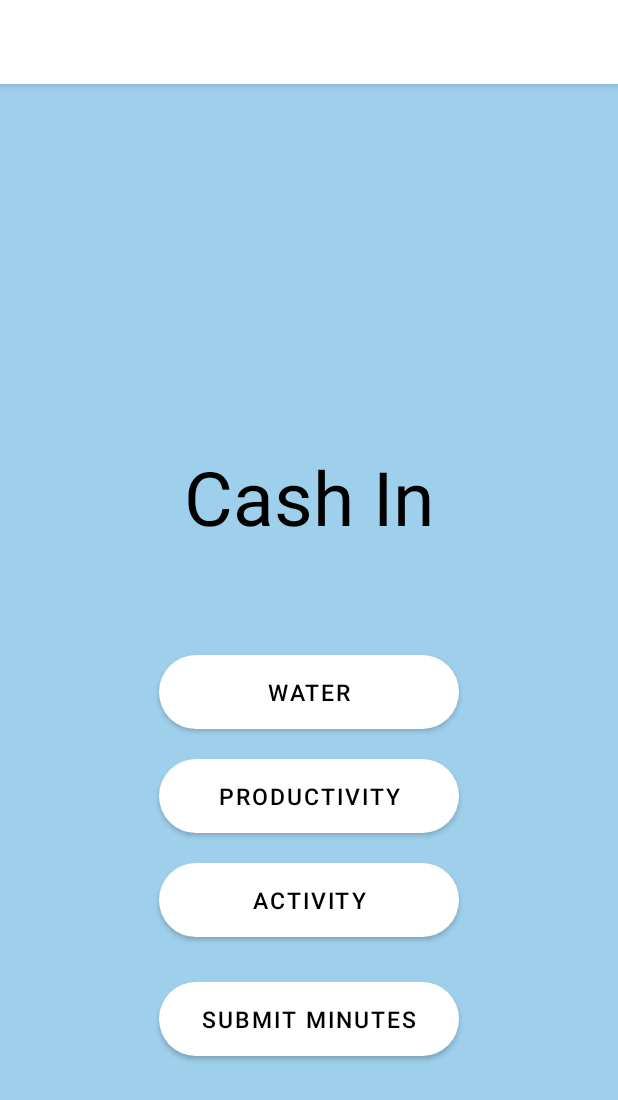
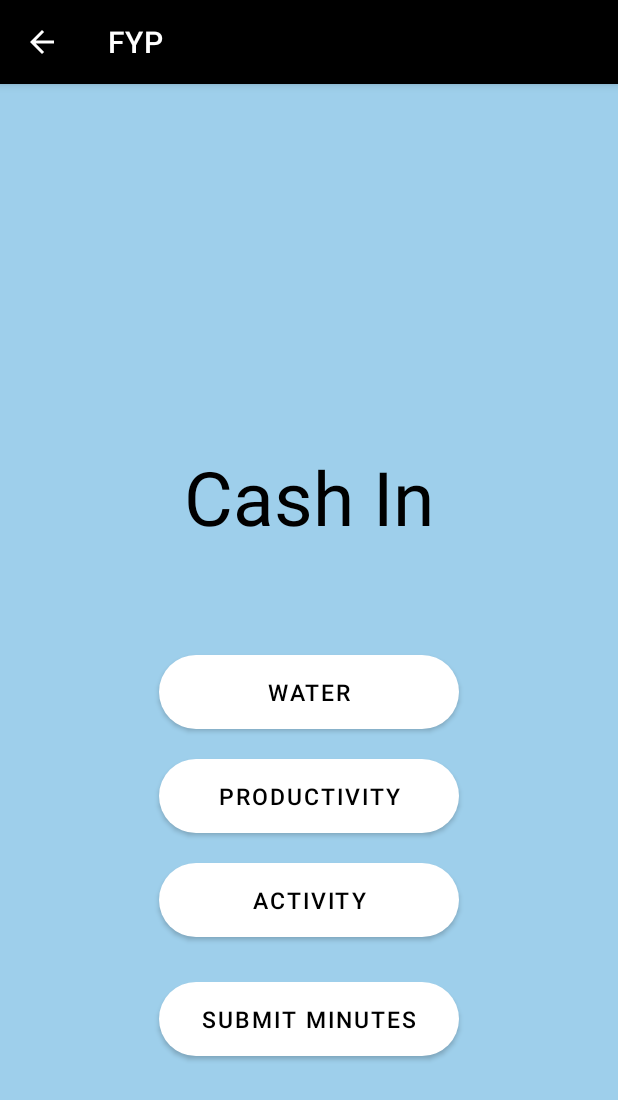
Before and after one commit to samliu000/FYP, an Android app: the screen it shows after launch (CashInPage), after a tap on "CASH IN", on a phone screen of 412 x 824 dp. Shown: the top 1100 px of the screen. Run offline under Robolectric (Android 15) with nearby library versions, the phone set to English and light mode, and no system bars.

Commit message:
action bar color change

```diff
--- a/app/src/main/java/com/lahacks/fyp/CashInPage.java
+++ b/app/src/main/java/com/lahacks/fyp/CashInPage.java
@@ -1,10 +1,13 @@
 package com.lahacks.fyp;
 
+import androidx.appcompat.app.ActionBar;
 import androidx.appcompat.app.AppCompatActivity;
 
 import android.app.AlertDialog;
 import android.content.Intent;
 import android.content.SharedPreferences;
+import android.graphics.Color;
+import android.graphics.drawable.ColorDrawable;
 import android.os.Bundle;
 import android.view.View;
 import android.widget.Button;
@@ -34,6 +37,9 @@ public class CashInPage extends AppCompatActivity {
     protected void onCreate(Bundle savedInstanceState) {
         super.onCreate(savedInstanceState);
         setContentView(R.layout.activity_cash_in_page);
+
+        ActionBar bar = getSupportActionBar();
+        bar.setBackgroundDrawable(new ColorDrawable(Color.BLACK));
 
         waterButton = findViewById(R.id.waterButton);
         prodButton = findViewById(R.id.prodButton);
--- a/app/src/main/java/com/lahacks/fyp/CashOutPage.java
+++ b/app/src/main/java/com/lahacks/fyp/CashOutPage.java
@@ -2,6 +2,7 @@ package com.lahacks.fyp;
 
 import androidx.annotation.Nullable;
 import androidx.annotation.RequiresApi;
+import androidx.appcompat.app.ActionBar;
 import androidx.appcompat.app.AppCompatActivity;
 
 import android.app.admin.DeviceAdminReceiver;
@@ -12,6 +13,8 @@ import android.content.Intent;
 import android.content.SharedPreferences;
 import android.content.pm.ApplicationInfo;
 import android.content.pm.PackageManager;
+import android.graphics.Color;
+import android.graphics.drawable.ColorDrawable;
 import android.graphics.drawable.Drawable;
 import android.os.Build;
 import android.os.Bundle;
@@ -63,6 +66,9 @@ public class CashOutPage extends AppCompatActivity {
     protected void onCreate(Bundle savedInstanceState) {
         super.onCreate(savedInstanceState);
         setContentView(R.layout.activity_cash_out_page);
+
+        ActionBar bar = getSupportActionBar();
+        bar.setBackgroundDrawable(new ColorDrawable(Color.BLACK));
 
         // attaching views to timer stuff
         text_view_countdown = findViewById(R.id.text_view_countdown);
--- a/app/src/main/java/com/lahacks/fyp/MainActivity.java
+++ b/app/src/main/java/com/lahacks/fyp/MainActivity.java
@@ -2,6 +2,7 @@ package com.lahacks.fyp;
 
 import androidx.annotation.Nullable;
 import androidx.annotation.RequiresApi;
+import androidx.appcompat.app.ActionBar;
 import androidx.appcompat.app.AppCompatActivity;
 import androidx.core.app.NotificationCompat;
 
@@ -15,6 +16,8 @@ import android.app.admin.DevicePolicyManager;
 import android.content.ComponentName;
 import android.content.Context;
 import android.content.Intent;
+import android.graphics.Color;
+import android.graphics.drawable.ColorDrawable;
 import android.os.Build;
 import android.os.Bundle;
 import android.util.Log;
@@ -42,6 +45,8 @@ public class MainActivity extends AppCompatActivity {
         super.onCreate(savedInstanceState);
         setContentView(R.layout.activity_main);
 
+        ActionBar bar = getSupportActionBar();
+        bar.setBackgroundDrawable(new ColorDrawable(Color.BLACK));
 
         createNotificationChannel();
 
--- a/app/src/main/res/values/themes.xml
+++ b/app/src/main/res/values/themes.xml
@@ -13,5 +13,10 @@
         <item name="android:statusBarColor" tools:targetApi="l">?attr/colorPrimaryVariant</item>
         <!-- Customize your theme here. -->
         <item name="android:textColor">@color/black</item>
+        <item name="android:actionBarStyle">@style/MyActionBar</item>
+    </style>
+
+    <style name="MyActionBar" parent="Theme.MaterialComponents.DayNight.DarkActionBar">
+        <item name="android:background">@color/black</item>
     </style>
 </resources>
```
